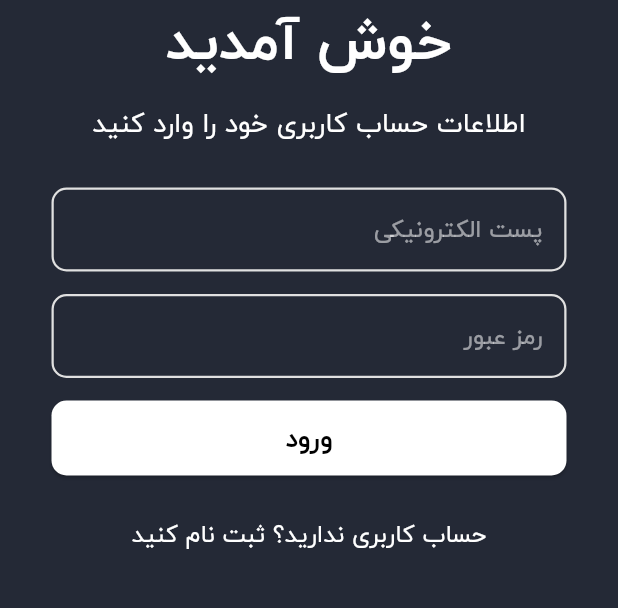
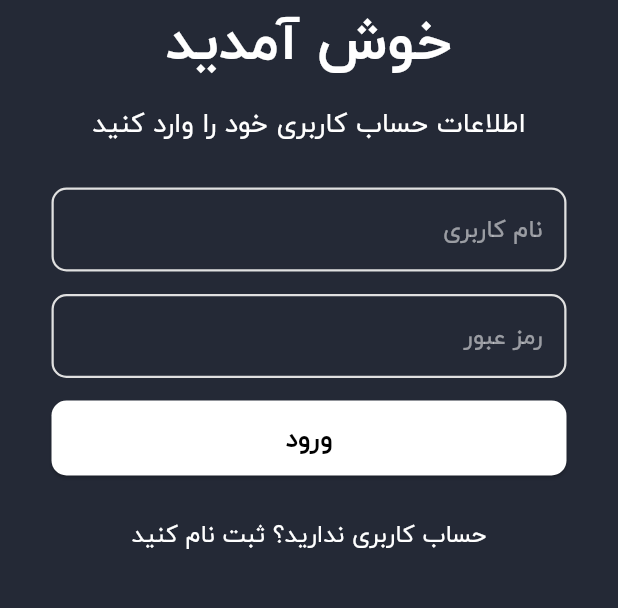
Before and after one commit to HoseinJavid/nike-shop-ui, a Flutter app: the AuthPage screen opened directly, on a phone screen of 412 x 824 dp, the part 459-1067 px from its top. Run offline on Flutter 3.47's test engine with Material 3 defaults, Android fonts, the phone set to English and light mode, and no system bars; our stand-ins replace bloc, cached_network_image, dio, equatable, flutter_bloc, go_router and 3 more; accounts and stored records are empty.

Commit message:
feat():complate auth page

```diff
--- a/analysis_options.yaml
+++ b/analysis_options.yaml
@@ -1 +1,4 @@
 include: package:flutter_lints/flutter.yaml
+analyzer:
+  errors:
+    must_be_immutable: ignore
--- /dev/null
+++ b/lib/core/error/m_exeption.dart
@@ -0,0 +1,25 @@
+class AppException implements Exception {
+  final String message;
+  AppException([this.message = "unkhown error"]);
+}
+
+class UserAlreadyExistsException extends AppException {
+  UserAlreadyExistsException([super.message = "this email alreay exist"]);
+}
+
+class NetworkException extends AppException {
+  NetworkException([super.message = "network error"]);
+}
+
+class ServerException extends AppException {
+  ServerException([super.message = "server error"]);
+}
+
+class ValidationException extends AppException {
+  final Map<String, dynamic>? errors;
+  ValidationException([super.message = "validation error", this.errors]);
+}
+
+class UnauthorizedException extends AppException {
+  UnauthorizedException([super.message = "Unauthorized user"]);
+}
--- /dev/null
+++ b/lib/data/model/authInfo.dart
@@ -0,0 +1,16 @@
+class Authinfo {
+  final String accessToken;
+  final String refreshToken;
+  Authinfo({required this.accessToken, required this.refreshToken});
+
+  factory Authinfo.fromJson(Map<String, dynamic> json) {
+    return Authinfo(
+      accessToken: json['access_token'],
+      refreshToken: json['refresh_token'],
+    );
+  }
+
+  Map<String, dynamic> toJson() {
+    return {'access_token': accessToken, 'refresh_token': refreshToken};
+  }
+}
--- a/lib/presentation/pages/auth_page.dart
+++ /dev/null
@@ -1,98 +0,0 @@
-/// AuthPage is a StatefulWidget that presents a user authentication interface.
-///
-/// This page displays a login form with the following features:
-/// - RTL (Right-to-Left) text direction for Persian language support.
-/// - Nike logo and welcome message.
-/// - Input fields for email and password using [McwTextFild].
-/// - Login button styled with rounded corners.
-/// - Option to navigate to the registration page.
-///
-/// The page uses [LightTheme.secondryColor] as its background and adapts its layout
-/// based on the device's screen size.
-import 'package:flutter/material.dart';
-import 'package:practice/core/theme/theme.dart';
-import 'package:practice/gen/assets.gen.dart';
-import 'package:practice/presentation/widgets/widgets.dart';
-
-class AuthPage extends StatefulWidget {
-  const AuthPage({super.key});
-
-  @override
-  State<AuthPage> createState() => _AuthPageState();
-}
-
-class _AuthPageState extends State<AuthPage> {
-  @override
-  Widget build(BuildContext context) {
-    return Directionality(
-      textDirection: TextDirection.rtl,
-      child: Scaffold(
-        backgroundColor: LightTheme.secondryColor,
-        body: SingleChildScrollView(
-          child: Column(
-            children: [
-              SizedBox(height: MediaQuery.of(context).size.height / 4),
-              Row(
-                mainAxisAlignment: MainAxisAlignment.center,
-                children: [
-                  Image.asset(
-                    Assets.img.nikeLogoWite.path,
-                    width: 100,
-                    height: 100,
-                  ),
-                ],
-              ),
-              Text(
-                'خوش آمدید',
-                style: TextStyle(
-                  color: Colors.white,
-                  fontSize: 38,
-                  fontWeight: FontWeight.bold,
-                ),
-              ),
-              SizedBox(height: 15),
-              Text(
-                'اطلاعات حساب کاربری خود را وارد کنید',
-                style: TextStyle(color: Colors.white, fontSize: 18),
-              ),
-              SizedBox(height: 30),
-              McwTextFild(hintText: 'پست الکترونیکی'),
-              SizedBox(height: 15),
-              McwTextFild(hintText: 'رمز عبور', obsecureText: true),
-              SizedBox(height: 15),
-              SizedBox(
-                width: MediaQuery.of(context).size.width / 1.2,
-                height: 50,
-                child: ElevatedButton(
-                  onPressed: () {},
-                  style: ElevatedButton.styleFrom(
-                    backgroundColor: Colors.white,
-                    shape: RoundedRectangleBorder(
-                      borderRadius: BorderRadius.circular(10),
-                    ),
-                  ),
-                  child: Text(
-                    'ورود',
-                    style: TextStyle(
-                      color: Colors.black,
-                      fontSize: 18,
-                      fontWeight: FontWeight.bold,
-                    ),
-                  ),
-                ),
-              ),
-              SizedBox(height: 15),
-              TextButton(
-                onPressed: () {},
-                child: Text(
-                  'حساب کاربری ندارید؟ ثبت نام کنید',
-                  style: TextStyle(color: Colors.white, fontSize: 16),
-                ),
-              ),
-            ],
-          ),
-        ),
-      ),
-    );
-  }
-}
--- /dev/null
+++ b/lib/presentation/pages/auth_page/auth_page.dart
@@ -0,0 +1,173 @@
+/// AuthPage is a StatefulWidget that presents a user authentication interface.
+///
+/// This page displays a login form with the following features:
+/// - RTL (Right-to-Left) text direction for Persian language support.
+/// - Nike logo and welcome message.
+/// - Input fields for email and password using [McwTextFild].
+/// - Login button styled with rounded corners.
+/// - Option to navigate to the registration page.
+///
+/// The page uses [LightTheme.secondryColor] as its background and adapts its layout
+/// based on the device's screen size.
+import 'package:flutter/material.dart';
+import 'package:flutter_bloc/flutter_bloc.dart';
+import 'package:practice/core/theme/theme.dart';
+import 'package:practice/gen/assets.gen.dart';
+import 'package:practice/presentation/pages/auth_page/bloc/auth_bloc.dart';
+import 'package:practice/presentation/widgets/widgets.dart';
+
+class AuthPage extends StatefulWidget {
+  const AuthPage({super.key});
+
+  @override
+  State<AuthPage> createState() => _AuthPageState();
+}
+
+class _AuthPageState extends State<AuthPage> {
+  final TextEditingController emailController = TextEditingController();
+  final TextEditingController passwordController = TextEditingController();
+  @override
+  Widget build(BuildContext context) {
+    var bloc = BlocProvider.of<AuthBloc>(context);
+    var themeData = Theme.of(context);
+    return Directionality(
+      textDirection: TextDirection.rtl,
+      child: BlocListener<AuthBloc, AuthState>(
+        listenWhen: (previous, current) => true,
+        listener: (context, state) {
+          if (state is AuthError) {
+            ScaffoldMessenger.of(context).showSnackBar(
+              SnackBar(
+                key: UniqueKey(),
+                content: Text(state.message),
+                backgroundColor: Colors.red,
+              ),
+            );
+          } else if (state is AuthSuccess) {
+            ScaffoldMessenger.of(context).showSnackBar(
+              SnackBar(
+                content: Text('ورود با موفقیت انجام شد'),
+                backgroundColor: Colors.blue,
+              ),
+            );
+          }
+        },
+        child: BlocBuilder<AuthBloc, AuthState>(
+          builder: (context, state) {
+            return Scaffold(
+              backgroundColor: LightTheme.secondryColor,
+              body: SingleChildScrollView(
+                child: Column(
+                  children: [
+                    SizedBox(height: MediaQuery.of(context).size.height / 4),
+                    Row(
+                      mainAxisAlignment: MainAxisAlignment.center,
+                      children: [
+                        Image.asset(
+                          Assets.img.nikeLogoWite.path,
+                          width: 100,
+                          height: 100,
+                        ),
+                      ],
+                    ),
+                    Text(
+                      'خوش آمدید',
+                      style: TextStyle(
+                        color: Colors.white,
+                        fontSize: 38,
+                        fontWeight: FontWeight.bold,
+                      ),
+                    ),
+                    SizedBox(height: 15),
+                    Text(
+                      state.authMode == AuthMode.login
+                          ? 'اطلاعات حساب کاربری خود را وارد کنید'
+                          : 'برای ثبت نام اطلاعات خود را وارد کنید',
+                      style: TextStyle(color: Colors.white, fontSize: 18),
+                    ),
+                    SizedBox(height: 30),
+                    McwTextFild(
+                      hintText: 'نام کاربری',
+                      controller: emailController,
+                      key: ValueKey('email'),
+                    ),
+                    SizedBox(height: 15),
+                    McwTextFild(
+                      hintText: 'رمز عبور',
+                      obsecureText: true,
+                      controller: passwordController,
+                      key: ValueKey('password'),
+                    ),
+                    SizedBox(height: 15),
+                    SizedBox(
+                      width: MediaQuery.of(context).size.width / 1.2,
+                      height: 50,
+                      child: ElevatedButton(
+                        onPressed: () {
+                          if (state.authMode == AuthMode.login) {
+                            bloc.add(
+                              StartLoginUser(
+                                username: emailController.text,
+                                password: passwordController.text,
+                              ),
+                            );
+                          } else {
+                            bloc.add(
+                              StartSignUpUser(
+                                username: emailController.text,
+                                password: passwordController.text,
+                              ),
+                            );
+                          }
+                        },
+                        style: ElevatedButton.styleFrom(
+                          backgroundColor: Colors.white,
+                          shape: RoundedRectangleBorder(
+                            borderRadius: BorderRadius.circular(10),
+                          ),
+                        ),
+                        child: state is AuthLoading
+                            ? CircularProgressIndicator(
+                                color: themeData.primaryColor,
+                              )
+                            : Text(
+                                state.authMode == AuthMode.login
+                                    ? 'ورود'
+                                    : 'ثبت نام',
+                                style: TextStyle(
+                                  color: Colors.black,
+                                  fontSize: 18,
+                                  fontWeight: FontWeight.bold,
+                                ),
+                              ),
+                      ),
+                    ),
+                    SizedBox(height: 15),
+                    TextButton(
+                      onPressed: () {
+                        bloc.add(ChangeAuthMode());
+                      },
+                      child: Text(
+                        state.authMode == AuthMode.login
+                            ? 'حساب کاربری ندارید؟ ثبت نام کنید'
+                            : 'حساب کاربری دارید؟ وارد شوید',
+                        style: TextStyle(color: Colors.white, fontSize: 16),
+                      ),
+                    ),
+                  ],
+                ),
+              ),
+            );
+          },
+        ),
+      ),
+    );
+  }
+
+  @override
+  void dispose() {
+    emailController.dispose();
+    passwordController.dispose();
+    super.dispose();
+  }
+}
--- /dev/null
+++ b/lib/presentation/pages/auth_page/bloc/auth_event.dart
@@ -0,0 +1,33 @@
+part of 'auth_bloc.dart';
+
+sealed class AuthEvent extends Equatable {
+  const AuthEvent();
+
+  @override
+  List<Object> get props => [];
+}
+
+final class ChangeAuthMode extends AuthEvent {
+  const ChangeAuthMode();
+
+  @override
+  List<Object> get props => [];
+}
+
+final class StartSignUpUser extends AuthEvent {
+  final String username;
+  final String password;
+  const StartSignUpUser({required this.username, required this.password});
+  @override
+  List<Object> get props => [username, password];
+}
+
+final class StartLoginUser extends AuthEvent {
+  final String username;
+  final String password;
+  const StartLoginUser({required this.username, required this.password});
+  @override
+  List<Object> get props => [username, password];
+}
+
+enum AuthMode { login, signUp }
--- /dev/null
+++ b/lib/presentation/pages/auth_page/bloc/auth_state.dart
@@ -0,0 +1,44 @@
+part of 'auth_bloc.dart';
+
+sealed class AuthState extends Equatable {
+  final AuthMode authMode;
+  const AuthState(this.authMode);
+
+  @override
+  List<Object> get props => [authMode];
+}
+
+final class AuthInitial extends AuthState {
+  const AuthInitial(super.authMode);
+
+  @override
+  List<Object> get props => [authMode];
+}
+
+final class ChangedAuthMode extends AuthState {
+  const ChangedAuthMode(super.authMode);
+
+  @override
+  List<Object> get props => [authMode];
+}
+
+final class AuthSuccess extends AuthState {
+  const AuthSuccess(super.authMode);
+}
+
+final class AuthError extends AuthState {
+  final String message;
+  final DateTime timestamp = DateTime.now();
+
+  AuthError(this.message, super.authMode);
+
+  @override
+  List<Object> get props => [message, authMode, timestamp];
+}
+
+final class AuthLoading extends AuthState {
+  const AuthLoading(super.authMode);
+
+  @override
+  List<Object> get props => [authMode];
+}
--- a/lib/presentation/pages/root_page.dart
+++ b/lib/presentation/pages/root_page.dart
@@ -4,6 +4,7 @@ import 'package:go_router/go_router.dart';
 import 'package:practice/core/constants/constant.dart';
 import 'package:practice/data/model/product.dart';
 import 'package:practice/presentation/pages/PaymentInfo_page.dart';
+import 'package:practice/presentation/pages/auth_page/auth_page.dart';
 import 'package:practice/presentation/pages/cart_page.dart';
 import 'package:practice/presentation/pages/home_page/home_page.dart';
 import 'package:practice/presentation/pages/paymentResult_page.dart';
@@ -12,7 +13,8 @@ import 'package:practice/presentation/pages/product_list_page/product_list_page.
 import 'package:practice/presentation/pages/profile_page.dart';
 
 GoRouter routers = GoRouter(
-  initialLocation: '/',
+  // initialLocation: '/',
+  initialLocation: '/auth',
   routes: [
     ShellRoute(
       builder: (context, state, child) {
@@ -45,6 +47,7 @@ GoRouter routers = GoRouter(
         GoRoute(path: '/carPage', builder: (context, state) => CartPage()),
       ],
     ),
+    GoRoute(path: '/auth', builder: (context, state) => const AuthPage()),
   ],
 );
 
--- a/lib/presentation/widgets/widgets.dart
+++ b/lib/presentation/widgets/widgets.dart
@@ -16,10 +16,12 @@ class McwTextFild extends StatelessWidget {
   /// Custom Text Field for email input
   final String hintText;
   final bool obsecureText;
+  final TextEditingController controller;
   const McwTextFild({
     super.key,
     required this.hintText,
     this.obsecureText = false,
+    required this.controller,
   });
 
   @override
@@ -27,6 +29,7 @@ class McwTextFild extends StatelessWidget {
     return SizedBox(
       width: MediaQuery.of(context).size.width / 1.2,
       child: TextField(
+        controller: controller,
         keyboardType: TextInputType.emailAddress,
         decoration: InputDecoration(
           focusedBorder: OutlineInputBorder(
```
Also changed, not shown: lib/core/common/result.dart (added, +10 -0 lines), lib/core/local/sharedPreferences_local.dart (added, +7 -0 lines), lib/core/network/httpClient_remote.dart (+11 -1 lines), lib/core/network/validation.dart (added, +19 -0 lines), lib/data/datasources/auth_data_source.dart (added, +91 -0 lines), lib/data/repository/auth_repository.dart (added, +42 -0 lines), lib/injection.dart (+14 -1 lines), lib/main.dart (+8 -2 lines), lib/presentation/pages/auth_page/bloc/auth_bloc.dart (added, +66 -0 lines), 2 other files.
